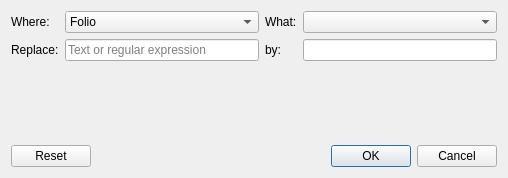
This is sources/SearchAndReplace/ui/replaceadvanceddialog.ui in EmilOsvoll/qelectrotech-source-mirror as Qt 5 draws it before an edit. The edited form follows.
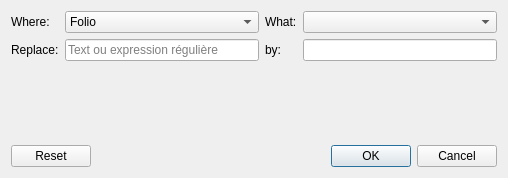
This is the edited form.

Patch:
```diff
--- a/sources/SearchAndReplace/ui/replaceadvanceddialog.ui
+++ b/sources/SearchAndReplace/ui/replaceadvanceddialog.ui
@@ -55,7 +55,7 @@
    <item row="1" column="1">
     <widget class="QLineEdit" name="m_search_le">
      <property name="placeholderText">
-      <string>Text or regular expression</string>
+      <string>Text ou expression régulière</string>
      </property>
     </widget>
    </item>
```
Left out of the diff: 2 changed lines with no effect on the pictures.
